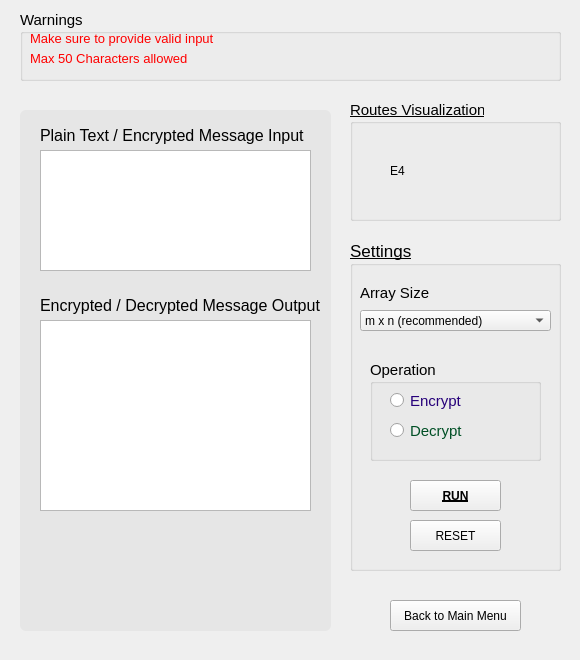
First picture: the form in assets/second-method.ui, repository aziznal/luigi-sacco-and-route-encryption, before the edit.
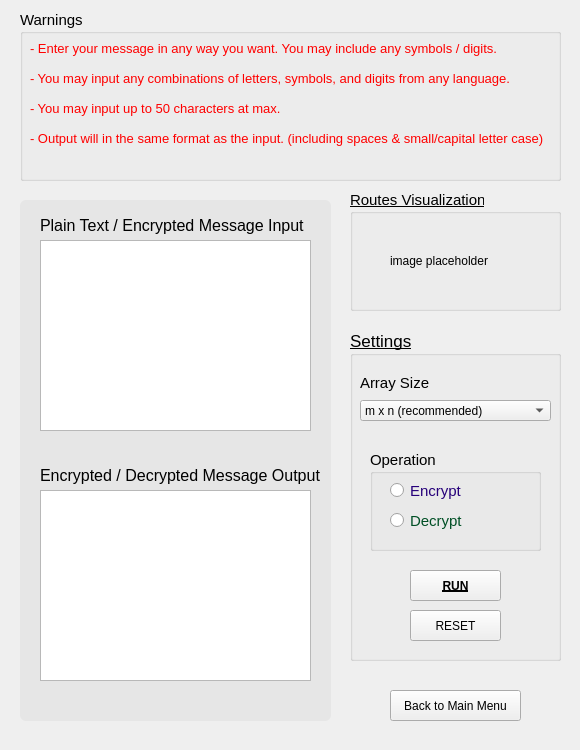
Second picture: the form after the edit.

```diff
--- a/assets/second-method.ui
+++ b/assets/second-method.ui
@@ -7,7 +7,7 @@
     <x>0</x>
     <y>0</y>
     <width>580</width>
-    <height>660</height>
+    <height>750</height>
    </rect>
   </property>
   <property name="sizePolicy">
@@ -19,13 +19,13 @@
   <property name="minimumSize">
    <size>
     <width>580</width>
-    <height>660</height>
+    <height>750</height>
    </size>
   </property>
   <property name="maximumSize">
    <size>
     <width>580</width>
-    <height>660</height>
+    <height>750</height>
    </size>
   </property>
   <property name="palette">
@@ -149,7 +149,7 @@
     <property name="geometry">
      <rect>
       <x>390</x>
-      <y>600</y>
+      <y>690</y>
       <width>131</width>
       <height>31</height>
      </rect>
@@ -167,7 +167,7 @@
       <x>20</x>
       <y>10</y>
       <width>541</width>
-      <height>71</height>
+      <height>171</height>
      </rect>
     </property>
     <property name="font">
@@ -195,8 +195,8 @@
      <property name="geometry">
       <rect>
        <x>10</x>
-       <y>20</y>
-       <width>491</width>
+       <y>30</y>
+       <width>531</width>
        <height>16</height>
       </rect>
      </property>
@@ -207,15 +207,15 @@
       </font>
      </property>
      <property name="text">
-      <string>Make sure to provide valid input</string>
+      <string>- Enter your message in any way you want. You may include any symbols / digits.</string>
      </property>
     </widget>
     <widget class="QLabel" name="secondWarningLabel">
      <property name="geometry">
       <rect>
        <x>10</x>
-       <y>40</y>
-       <width>491</width>
+       <y>60</y>
+       <width>531</width>
        <height>16</height>
       </rect>
      </property>
@@ -226,7 +226,45 @@
       </font>
      </property>
      <property name="text">
-      <string>Max 50 Characters allowed</string>
+      <string>- You may input any combinations of letters, symbols, and digits from any language.</string>
+     </property>
+    </widget>
+    <widget class="QLabel" name="secondWarningLabel_2">
+     <property name="geometry">
+      <rect>
+       <x>10</x>
+       <y>90</y>
+       <width>531</width>
+       <height>16</height>
+      </rect>
+     </property>
+     <property name="font">
+      <font>
+       <pointsize>10</pointsize>
+       <underline>false</underline>
+      </font>
+     </property>
+     <property name="text">
+      <string>- You may input up to 50 characters at max.</string>
+     </property>
+    </widget>
+    <widget class="QLabel" name="secondWarningLabel_3">
+     <property name="geometry">
+      <rect>
+       <x>10</x>
+       <y>120</y>
+       <width>531</width>
+       <height>16</height>
+      </rect>
+     </property>
+     <property name="font">
+      <font>
+       <pointsize>10</pointsize>
+       <underline>false</underline>
+      </font>
+     </property>
+     <property name="text">
+      <string>- Output will in the same format as the input. (including spaces &amp; small/capital letter case)</string>
      </property>
     </widget>
    </widget>
@@ -234,7 +272,7 @@
     <property name="geometry">
      <rect>
       <x>20</x>
-      <y>110</y>
+      <y>200</y>
       <width>311</width>
       <height>521</height>
      </rect>
@@ -278,7 +316,7 @@
        <x>20</x>
        <y>40</y>
        <width>271</width>
-       <height>121</height>
+       <height>191</height>
       </rect>
      </property>
      <property name="font">
@@ -291,7 +329,7 @@
      <property name="geometry">
       <rect>
        <x>20</x>
-       <y>210</y>
+       <y>290</y>
        <width>271</width>
        <height>191</height>
       </rect>
@@ -316,7 +354,7 @@
      <property name="geometry">
       <rect>
        <x>20</x>
-       <y>180</y>
+       <y>260</y>
        <width>291</width>
        <height>31</height>
       </rect>
@@ -336,7 +374,7 @@
     <property name="geometry">
      <rect>
       <x>350</x>
-      <y>240</y>
+      <y>330</y>
       <width>211</width>
       <height>331</height>
      </rect>
@@ -528,7 +566,7 @@
     <property name="geometry">
      <rect>
       <x>350</x>
-      <y>100</y>
+      <y>190</y>
       <width>211</width>
       <height>121</height>
      </rect>
@@ -552,7 +590,7 @@
       </rect>
      </property>
      <property name="text">
-      <string>E4</string>
+      <string>image placeholder</string>
      </property>
     </widget>
    </widget>
```
